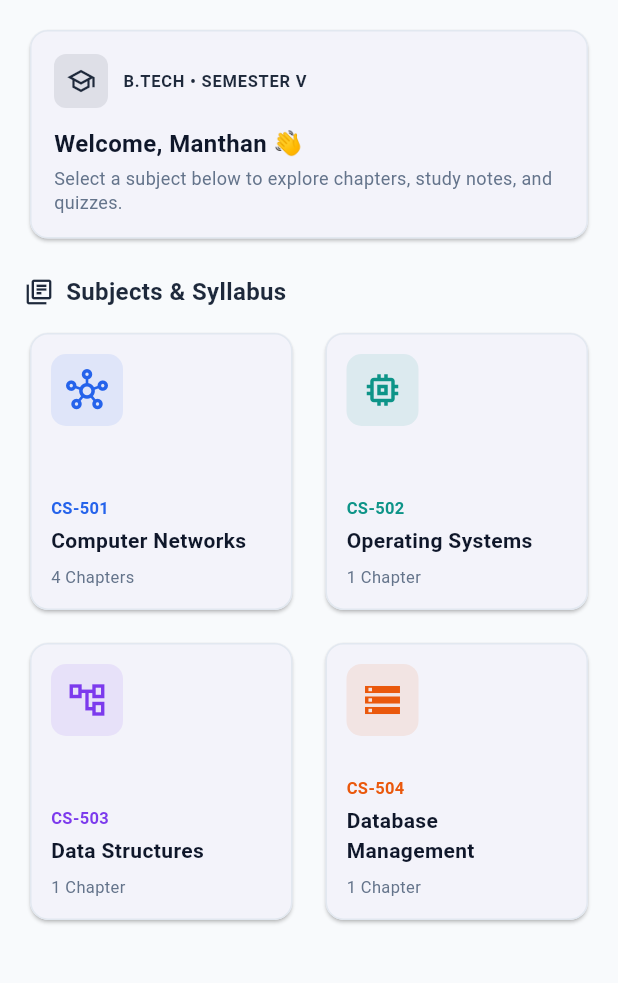
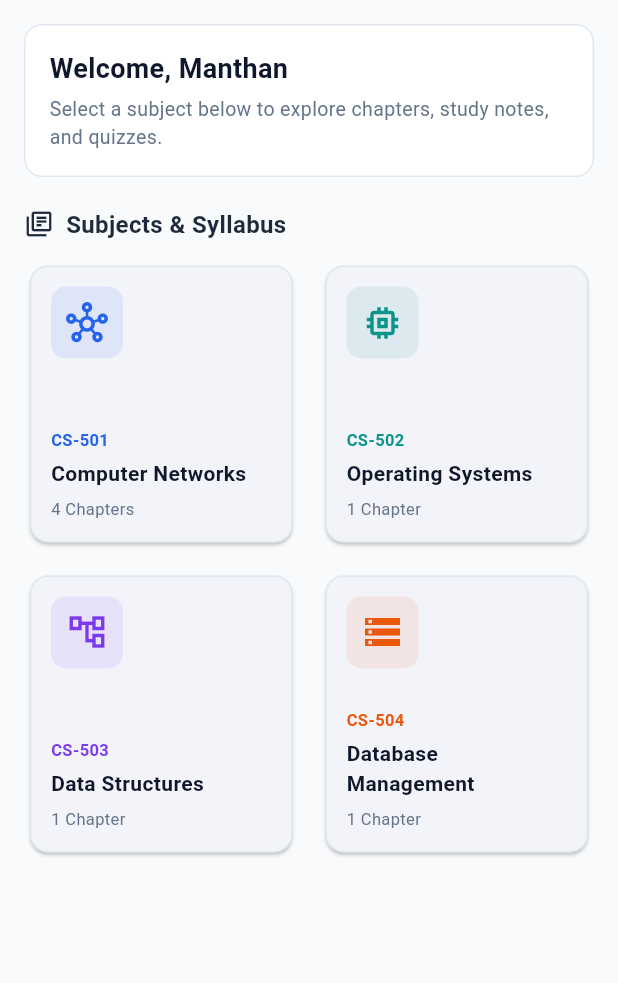
Before and after one commit to MSB-io/student_learning_app, a Flutter app: the screen it shows after launch, on a phone screen of 412 x 824 dp, the part 84-1067 px from its top. Run offline on Flutter 3.47's test engine with Material 3 defaults, Android fonts, the phone set to English and light mode, and no system bars.

Commit message:
Update welcome banner: use white card layout and remove emoji

```diff
--- a/lib/screens/home_screen.dart
+++ b/lib/screens/home_screen.dart
@@ -94,64 +94,35 @@ class HomeScreen extends StatelessWidget {
         child: Column(
           crossAxisAlignment: CrossAxisAlignment.start,
           children: [
-            // Student Welcome Card (Matches Subject Card styling)
-            Card(
-              elevation: 1,
-              shape: RoundedRectangleBorder(
+            // Student Welcome Banner
+            Container(
+              width: double.infinity,
+              padding: const EdgeInsets.all(16.0),
+              decoration: BoxDecoration(
+                color: Colors.white,
                 borderRadius: BorderRadius.circular(12),
-                side: const BorderSide(color: Color(0xFFE2E8F0)),
+                border: Border.all(color: const Color(0xFFE2E8F0)),
               ),
-              child: Padding(
-                padding: const EdgeInsets.all(16.0),
-                child: Column(
+              child: const Column(
                 crossAxisAlignment: CrossAxisAlignment.start,
                 children: [
-                    Row(
-                      children: [
-                        Container(
-                          padding: const EdgeInsets.all(8),
-                          decoration: BoxDecoration(
-                            color: const Color(0xFF1E293B).withAlpha(25),
-                            borderRadius: BorderRadius.circular(8),
-                          ),
-                          child: const Icon(
-                            Icons.school_outlined,
-                            color: Color(0xFF1E293B),
-                            size: 20,
+                  Text(
+                    'Welcome, Manthan',
+                    style: TextStyle(
+                      color: Color(0xFF0F172A),
+                      fontSize: 18,
+                      fontWeight: FontWeight.bold,
                     ),
                   ),
-                        const SizedBox(width: 10),
-                        const Text(
-                          'B.TECH • SEMESTER V',
+                  SizedBox(height: 4),
+                  Text(
+                    'Select a subject below to explore chapters, study notes, and quizzes.',
                     style: TextStyle(
-                            fontSize: 11,
-                            fontWeight: FontWeight.bold,
-                            color: Color(0xFF1E293B),
-                            letterSpacing: 0.5,
+                      color: Color(0xFF64748B),
+                      fontSize: 13,
                     ),
                   ),
                 ],
-                    ),
-                    const SizedBox(height: 12),
-                    const Text(
-                      'Welcome, Manthan 👋',
-                      style: TextStyle(
-                        fontSize: 16,
-                        fontWeight: FontWeight.bold,
-                        color: Color(0xFF0F172A),
-                      ),
-                    ),
-                    const SizedBox(height: 4),
-                    const Text(
-                      'Select a subject below to explore chapters, study notes, and quizzes.',
-                      style: TextStyle(
-                        fontSize: 12,
-                        color: Color(0xFF64748B),
-                        height: 1.3,
-                      ),
-                    ),
-                  ],
-                ),
               ),
             ),
 
```
Lines whose indentation alone changed are shown as unchanged.
